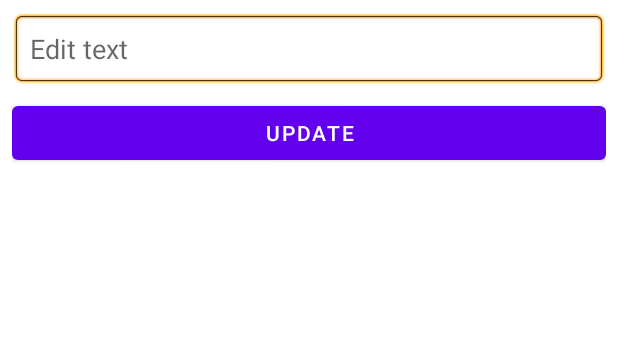
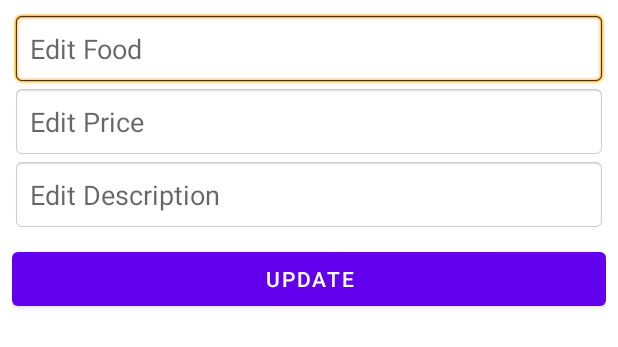
Before and after one commit to Eterrazas1215/Restaurant-App, an Android app: the layout dialog_update.xml on its own in the app's theme, with its tools: preview values and no code run, on a phone screen of 412 x 824 dp. Shown: the top 347 px of the screen. Run offline under Robolectric (Android 15) with nearby library versions, the phone set to English and light mode, and no system bars.

Commit message:
Eric's hopeful code.

```diff
--- a/app/src/main/java/com/example/restaurantapp/ImageAdapter.java
+++ b/app/src/main/java/com/example/restaurantapp/ImageAdapter.java
@@ -53,7 +53,7 @@ public class ImageAdapter extends RecyclerView.Adapter<ImageAdapter.MyViewHolder
         public MyViewHolder(@NonNull View itemView)
         {
             super(itemView);
-            imageView = itemView.findViewById(R.id.image);
+            imageView = itemView.findViewById(R.id.imageView3);
         }
     }
 
--- a/app/src/main/java/com/example/restaurantapp/ImageData.java
+++ b/app/src/main/java/com/example/restaurantapp/ImageData.java
@@ -1,17 +1,20 @@
 package com.example.restaurantapp;
 
+import android.database.Cursor;
+
+import androidx.annotation.NonNull;
 import androidx.room.ColumnInfo;
 import androidx.room.PrimaryKey;
 
 import androidx.room.Entity;
 
 import java.io.Serializable;
+import java.util.List;
 
 @Entity (tableName = "Images")
 public class ImageData implements Serializable {
     //create id column
     @PrimaryKey (autoGenerate = true)
-    //@ColumnInfo(name = "image_id")
     private int id;
 
     //Create text Column
@@ -27,6 +30,7 @@ public class ImageData implements Serializable {
         this.images = images;
     }
     @ColumnInfo(name = "imageList", typeAffinity = ColumnInfo.BLOB)
+
     private byte [] images;
 
     public int getId()
--- a/app/src/main/java/com/example/restaurantapp/MainDao.java
+++ b/app/src/main/java/com/example/restaurantapp/MainDao.java
@@ -24,8 +24,8 @@ public interface MainDao {
     void reset(List<MainData> mainData);
 
     //Update Query
-    @Query("UPDATE table_name SET text = :sText WHERE ID = :sID ")
-    void update(int sID, String sText);
+    @Query("UPDATE table_name SET text = :sText, price = :sPrice, description = :sDesc WHERE ID = :sID ")
+    void update(int sID, String sText, String sPrice, String sDesc);
 
     //Get All data query
     @Query("SELECT * FROM table_name")
--- a/app/src/main/res/layout/dialog_update.xml
+++ b/app/src/main/res/layout/dialog_update.xml
@@ -10,7 +10,29 @@
         android:layout_width="match_parent"
         android:layout_height="wrap_content"
         android:id="@+id/edit_text"
-        android:hint="Edit text"
+        android:hint="Edit Food"
+        android:padding="12dp"
+        android:lines="1"
+        android:gravity="top"
+        android:background="@android:drawable/editbox_background"
+        />
+
+    <EditText
+        android:layout_width="match_parent"
+        android:layout_height="wrap_content"
+        android:id="@+id/edit_price"
+        android:hint="Edit Price"
+        android:padding="12dp"
+        android:lines="1"
+        android:gravity="top"
+        android:background="@android:drawable/editbox_background"
+        />
+
+    <EditText
+        android:layout_width="match_parent"
+        android:layout_height="wrap_content"
+        android:id="@+id/edit_description"
+        android:hint="Edit Description"
         android:padding="12dp"
         android:lines="1"
         android:gravity="top"
@@ -18,12 +40,12 @@
         />
 
 
+
     <Button
+        android:id="@+id/btn_update"
         android:layout_width="match_parent"
         android:layout_height="wrap_content"
-        android:id="@+id/btn_update"
-        android:text= "Update"
         android:layout_marginTop="8dp"
-        />
+        android:text="Update" />
 
 </LinearLayout>
```
Also changed, not shown: app/src/main/java/com/example/restaurantapp/CustomerInsert.java (+11 -1 lines), app/src/main/java/com/example/restaurantapp/ImageBool.java (deleted, +0 -15 lines), app/src/main/java/com/example/restaurantapp/MainData.java (+24 -0 lines), app/src/main/java/com/example/restaurantapp/NewInsertMenu.java (+3 -12 lines), app/src/main/java/com/example/restaurantapp/NewMenuAdapter.java (+20 -15 lines), app/src/main/java/com/example/restaurantapp/UploadImage.java (+8 -7 lines), app/src/main/res/layout/activity_upload_image.xml (+11 -11 lines), app/src/main/res/layout/list_row_menu.xml (+13 -13 lines), app/src/main/res/layout/new_customer_insert.xml (+9 -0 lines), app/src/main/res/drawable-v24/dr_pepper.jpg (added), app/src/main/res/drawable-v24/elotes.png (added), app/src/main/res/drawable-v24/flan.jpg (added), app/src/main/res/drawable-v24/horchata.webp (added), app/src/main/res/drawable-v24/tres_leches.jpg (added), 1 other file. Lines whose indentation alone changed are shown as unchanged.
